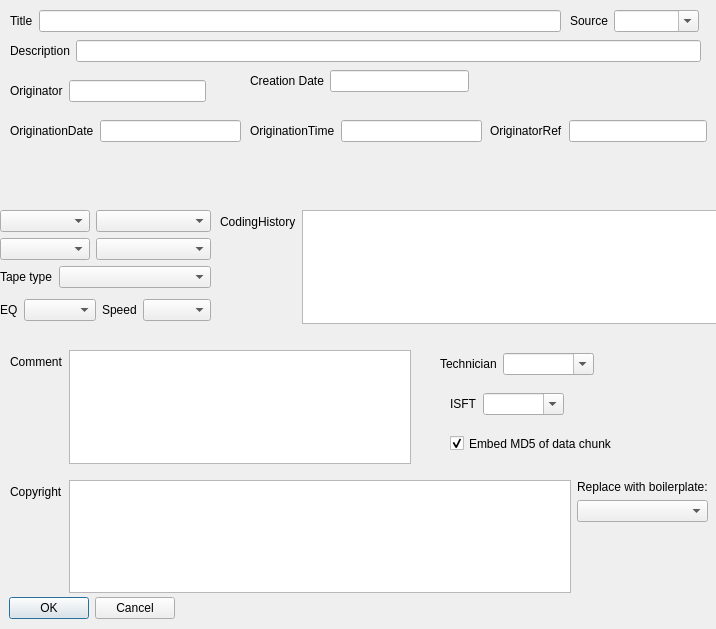
Before: the Qt Designer form main.ui in Ukrainian-History/autoBWF, drawn with Qt 5.
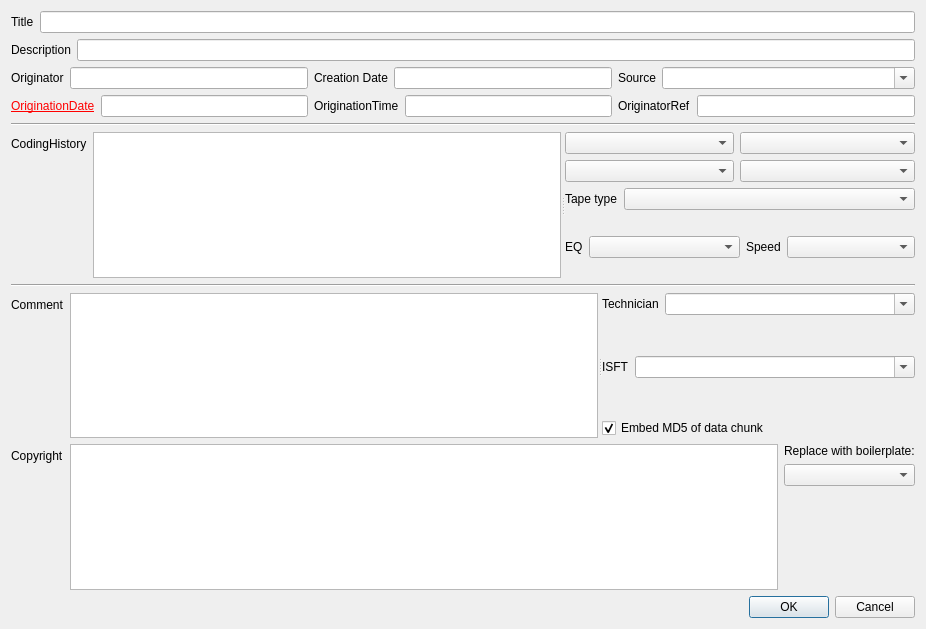
After: the same form once the commit is applied.

```diff
--- a/main.ui
+++ b/main.ui
@@ -6,137 +6,17 @@
    <rect>
     <x>0</x>
     <y>0</y>
-    <width>716</width>
+    <width>926</width>
     <height>629</height>
    </rect>
   </property>
   <property name="windowTitle">
    <string>autoBWF</string>
   </property>
-  <widget class="QDialogButtonBox" name="buttonBox">
-   <property name="geometry">
-    <rect>
-     <x>9</x>
-     <y>597</y>
-     <width>166</width>
-     <height>23</height>
-    </rect>
-   </property>
-   <property name="orientation">
-    <enum>Qt::Horizontal</enum>
-   </property>
-   <property name="standardButtons">
-    <set>QDialogButtonBox::Cancel|QDialogButtonBox::Ok</set>
-   </property>
-  </widget>
-  <widget class="QWidget" name="layoutWidget">
-   <property name="geometry">
-    <rect>
-     <x>450</x>
-     <y>393</y>
-     <width>114</width>
-     <height>25</height>
-    </rect>
-   </property>
-   <layout class="QFormLayout" name="formLayout_14">
-    <property name="fieldGrowthPolicy">
-     <enum>QFormLayout::ExpandingFieldsGrow</enum>
-    </property>
+  <layout class="QGridLayout" name="gridLayout_3">
     <item row="0" column="0">
-     <widget class="QLabel" name="label_15">
-      <property name="text">
-       <string>ISFT</string>
-      </property>
-     </widget>
-    </item>
-    <item row="0" column="1">
-     <widget class="QComboBox" name="isftSelect">
-      <property name="sizePolicy">
-       <sizepolicy hsizetype="Expanding" vsizetype="Fixed">
-        <horstretch>0</horstretch>
-        <verstretch>0</verstretch>
-       </sizepolicy>
-      </property>
-      <property name="editable">
-       <bool>true</bool>
-      </property>
-     </widget>
-    </item>
-   </layout>
-  </widget>
-  <widget class="QWidget" name="layoutWidget_2">
-   <property name="geometry">
-    <rect>
-     <x>250</x>
-     <y>70</y>
-     <width>219</width>
-     <height>27</height>
-    </rect>
-   </property>
-   <layout class="QHBoxLayout" name="horizontalLayout_12">
-    <item>
-     <layout class="QFormLayout" name="formLayout_15">
-      <property name="fieldGrowthPolicy">
-       <enum>QFormLayout::ExpandingFieldsGrow</enum>
-      </property>
-      <item row="0" column="1">
-       <widget class="QLineEdit" name="creationDateLine"/>
-      </item>
-      <item row="0" column="0">
-       <widget class="QLabel" name="label_16">
-        <property name="text">
-         <string>Creation Date</string>
-        </property>
-       </widget>
-      </item>
-     </layout>
-    </item>
-   </layout>
-  </widget>
-  <widget class="QWidget" name="layoutWidget_3">
-   <property name="geometry">
-    <rect>
-     <x>570</x>
-     <y>10</y>
-     <width>129</width>
-     <height>25</height>
-    </rect>
-   </property>
-   <layout class="QFormLayout" name="formLayout_17">
-    <property name="fieldGrowthPolicy">
-     <enum>QFormLayout::ExpandingFieldsGrow</enum>
-    </property>
-    <item row="0" column="0">
-     <widget class="QLabel" name="label_18">
-      <property name="text">
-       <string>Source</string>
-      </property>
-     </widget>
-    </item>
-    <item row="0" column="1">
-     <widget class="QComboBox" name="sourceSelect">
-      <property name="sizePolicy">
-       <sizepolicy hsizetype="Expanding" vsizetype="Fixed">
-        <horstretch>0</horstretch>
-        <verstretch>0</verstretch>
-       </sizepolicy>
-      </property>
-      <property name="editable">
-       <bool>true</bool>
-      </property>
-     </widget>
-    </item>
-   </layout>
-  </widget>
-  <widget class="QWidget" name="">
-   <property name="geometry">
-    <rect>
-     <x>10</x>
-     <y>10</y>
-     <width>551</width>
-     <height>27</height>
-    </rect>
-   </property>
+    <layout class="QGridLayout" name="gridLayout_2">
+     <item row="0" column="0" colspan="3">
    <layout class="QHBoxLayout" name="horizontalLayout_7">
     <item>
      <layout class="QFormLayout" name="formLayout_5">
@@ -156,16 +36,8 @@
      </layout>
     </item>
    </layout>
-  </widget>
-  <widget class="QWidget" name="">
-   <property name="geometry">
-    <rect>
-     <x>10</x>
-     <y>40</y>
-     <width>691</width>
-     <height>27</height>
-    </rect>
-   </property>
+     </item>
+     <item row="1" column="0" colspan="3">
    <layout class="QHBoxLayout" name="horizontalLayout">
     <item>
      <layout class="QFormLayout" name="formLayout_7">
@@ -185,16 +57,8 @@
      </layout>
     </item>
    </layout>
-  </widget>
-  <widget class="QWidget" name="">
-   <property name="geometry">
-    <rect>
-     <x>10</x>
-     <y>80</y>
-     <width>196</width>
-     <height>27</height>
-    </rect>
-   </property>
+     </item>
+     <item row="2" column="0">
    <layout class="QHBoxLayout" name="horizontalLayout_3">
     <item>
      <layout class="QFormLayout" name="formLayout">
@@ -214,16 +78,56 @@
      </layout>
     </item>
    </layout>
-  </widget>
-  <widget class="QWidget" name="">
-   <property name="geometry">
-    <rect>
-     <x>10</x>
-     <y>120</y>
-     <width>231</width>
-     <height>27</height>
-    </rect>
-   </property>
+     </item>
+     <item row="2" column="1">
+      <layout class="QHBoxLayout" name="horizontalLayout_12">
+       <item>
+        <layout class="QFormLayout" name="formLayout_15">
+         <property name="fieldGrowthPolicy">
+          <enum>QFormLayout::ExpandingFieldsGrow</enum>
+         </property>
+         <item row="0" column="1">
+          <widget class="QLineEdit" name="creationDateLine"/>
+         </item>
+         <item row="0" column="0">
+          <widget class="QLabel" name="label_16">
+           <property name="text">
+            <string>Creation Date</string>
+           </property>
+          </widget>
+         </item>
+        </layout>
+       </item>
+      </layout>
+     </item>
+     <item row="2" column="2">
+      <layout class="QFormLayout" name="formLayout_17">
+       <property name="fieldGrowthPolicy">
+        <enum>QFormLayout::ExpandingFieldsGrow</enum>
+       </property>
+       <item row="0" column="0">
+        <widget class="QLabel" name="label_18">
+         <property name="text">
+          <string>Source</string>
+         </property>
+        </widget>
+       </item>
+       <item row="0" column="1">
+        <widget class="QComboBox" name="sourceSelect">
+         <property name="sizePolicy">
+          <sizepolicy hsizetype="Expanding" vsizetype="Fixed">
+           <horstretch>0</horstretch>
+           <verstretch>0</verstretch>
+          </sizepolicy>
+         </property>
+         <property name="editable">
+          <bool>true</bool>
+         </property>
+        </widget>
+       </item>
+      </layout>
+     </item>
+     <item row="3" column="0">
    <layout class="QHBoxLayout" name="horizontalLayout_5">
     <item>
      <layout class="QFormLayout" name="formLayout_3">
@@ -236,23 +140,18 @@
       <item row="0" column="0">
        <widget class="QLabel" name="label_4">
         <property name="text">
-         <string>OriginationDate</string>
-        </property>
+            <string>&lt;a href=&quot;changed&quot; style=&quot;color: red;&quot;&gt;OriginationDate&lt;a&gt;</string>
+           </property>
+           <property name="textInteractionFlags">
+            <set>Qt::LinksAccessibleByMouse</set>
+           </property>
        </widget>
       </item>
      </layout>
     </item>
    </layout>
-  </widget>
-  <widget class="QWidget" name="">
-   <property name="geometry">
-    <rect>
-     <x>250</x>
-     <y>120</y>
-     <width>232</width>
-     <height>27</height>
-    </rect>
-   </property>
+     </item>
+     <item row="3" column="1">
    <layout class="QHBoxLayout" name="horizontalLayout_6">
     <item>
      <layout class="QFormLayout" name="formLayout_4">
@@ -272,16 +171,8 @@
      </layout>
     </item>
    </layout>
-  </widget>
-  <widget class="QWidget" name="">
-   <property name="geometry">
-    <rect>
-     <x>490</x>
-     <y>120</y>
-     <width>217</width>
-     <height>27</height>
-    </rect>
-   </property>
+     </item>
+     <item row="3" column="2">
    <layout class="QHBoxLayout" name="horizontalLayout_4">
     <item>
      <layout class="QFormLayout" name="formLayout_2">
@@ -301,16 +192,22 @@
      </layout>
     </item>
    </layout>
-  </widget>
-  <widget class="QWidget" name="">
-   <property name="geometry">
-    <rect>
-     <x>220</x>
-     <y>210</y>
-     <width>531</width>
-     <height>114</height>
-    </rect>
-   </property>
+     </item>
+    </layout>
+   </item>
+   <item row="1" column="0">
+    <widget class="Line" name="line">
+     <property name="orientation">
+      <enum>Qt::Horizontal</enum>
+     </property>
+    </widget>
+   </item>
+   <item row="2" column="0">
+    <widget class="QSplitter" name="splitter">
+     <property name="orientation">
+      <enum>Qt::Horizontal</enum>
+     </property>
+     <widget class="QWidget" name="layoutWidget">
    <layout class="QHBoxLayout" name="horizontalLayout_10">
     <item>
      <layout class="QFormLayout" name="formLayout_9">
@@ -331,15 +228,158 @@
     </item>
    </layout>
   </widget>
-  <widget class="QWidget" name="">
-   <property name="geometry">
-    <rect>
-     <x>10</x>
-     <y>350</y>
-     <width>401</width>
-     <height>114</height>
-    </rect>
-   </property>
+     <widget class="QWidget" name="layoutWidget">
+      <layout class="QGridLayout" name="gridLayout">
+       <item row="0" column="0">
+        <widget class="QComboBox" name="deckSelect">
+         <property name="sizePolicy">
+          <sizepolicy hsizetype="Expanding" vsizetype="Fixed">
+           <horstretch>0</horstretch>
+           <verstretch>0</verstretch>
+          </sizepolicy>
+         </property>
+         <property name="editable">
+          <bool>false</bool>
+         </property>
+        </widget>
+       </item>
+       <item row="0" column="1" colspan="2">
+        <widget class="QComboBox" name="softwareSelect">
+         <property name="sizePolicy">
+          <sizepolicy hsizetype="Expanding" vsizetype="Fixed">
+           <horstretch>0</horstretch>
+           <verstretch>0</verstretch>
+          </sizepolicy>
+         </property>
+         <property name="editable">
+          <bool>false</bool>
+         </property>
+        </widget>
+       </item>
+       <item row="1" column="0">
+        <widget class="QComboBox" name="adcSelect">
+         <property name="sizePolicy">
+          <sizepolicy hsizetype="Expanding" vsizetype="Fixed">
+           <horstretch>0</horstretch>
+           <verstretch>0</verstretch>
+          </sizepolicy>
+         </property>
+         <property name="editable">
+          <bool>false</bool>
+         </property>
+        </widget>
+       </item>
+       <item row="1" column="1" colspan="2">
+        <widget class="QComboBox" name="mediaSelect">
+         <property name="sizePolicy">
+          <sizepolicy hsizetype="Expanding" vsizetype="Fixed">
+           <horstretch>0</horstretch>
+           <verstretch>0</verstretch>
+          </sizepolicy>
+         </property>
+         <property name="editable">
+          <bool>false</bool>
+         </property>
+        </widget>
+       </item>
+       <item row="2" column="0" colspan="3">
+        <layout class="QFormLayout" name="formLayout_12">
+         <property name="fieldGrowthPolicy">
+          <enum>QFormLayout::ExpandingFieldsGrow</enum>
+         </property>
+         <item row="0" column="0">
+          <widget class="QLabel" name="label_13">
+           <property name="text">
+            <string>Tape type</string>
+           </property>
+          </widget>
+         </item>
+         <item row="0" column="1">
+          <widget class="QComboBox" name="typeSelect">
+           <property name="sizePolicy">
+            <sizepolicy hsizetype="Expanding" vsizetype="Fixed">
+             <horstretch>0</horstretch>
+             <verstretch>0</verstretch>
+            </sizepolicy>
+           </property>
+           <property name="editable">
+            <bool>false</bool>
+           </property>
+          </widget>
+         </item>
+        </layout>
+       </item>
+       <item row="3" column="0" colspan="2">
+        <layout class="QFormLayout" name="formLayout_11">
+         <property name="fieldGrowthPolicy">
+          <enum>QFormLayout::ExpandingFieldsGrow</enum>
+         </property>
+         <item row="0" column="0">
+          <widget class="QLabel" name="label_12">
+           <property name="text">
+            <string>EQ</string>
+           </property>
+          </widget>
+         </item>
+         <item row="0" column="1">
+          <widget class="QComboBox" name="eqSelect">
+           <property name="sizePolicy">
+            <sizepolicy hsizetype="Expanding" vsizetype="Fixed">
+             <horstretch>0</horstretch>
+             <verstretch>0</verstretch>
+            </sizepolicy>
+           </property>
+           <property name="editable">
+            <bool>false</bool>
+           </property>
+          </widget>
+         </item>
+        </layout>
+       </item>
+       <item row="3" column="2">
+        <layout class="QFormLayout" name="formLayout_10">
+         <property name="fieldGrowthPolicy">
+          <enum>QFormLayout::ExpandingFieldsGrow</enum>
+         </property>
+         <item row="0" column="0">
+          <widget class="QLabel" name="label_7">
+           <property name="text">
+            <string>Speed</string>
+           </property>
+          </widget>
+         </item>
+         <item row="0" column="1">
+          <widget class="QComboBox" name="speedSelect">
+           <property name="sizePolicy">
+            <sizepolicy hsizetype="Expanding" vsizetype="Fixed">
+             <horstretch>0</horstretch>
+             <verstretch>0</verstretch>
+            </sizepolicy>
+           </property>
+           <property name="editable">
+            <bool>false</bool>
+           </property>
+          </widget>
+         </item>
+        </layout>
+       </item>
+      </layout>
+     </widget>
+    </widget>
+   </item>
+   <item row="3" column="0">
+    <widget class="Line" name="line_2">
+     <property name="orientation">
+      <enum>Qt::Horizontal</enum>
+     </property>
+    </widget>
+   </item>
+   <item row="4" column="0">
+    <widget class="QSplitter" name="splitter_2">
+     <property name="orientation">
+      <enum>Qt::Horizontal</enum>
+     </property>
+     <widget class="QWidget" name="layoutWidget">
    <layout class="QHBoxLayout" name="horizontalLayout_11">
     <item>
      <layout class="QFormLayout" name="formLayout_13">
@@ -361,14 +401,8 @@
    </layout>
   </widget>
   <widget class="QWidget" name="">
-   <property name="geometry">
-    <rect>
-     <x>440</x>
-     <y>353</y>
-     <width>154</width>
-     <height>27</height>
-    </rect>
-   </property>
+      <layout class="QVBoxLayout" name="verticalLayout_2">
+       <item>
    <layout class="QHBoxLayout" name="horizontalLayout_8">
     <item>
      <layout class="QFormLayout" name="formLayout_6">
@@ -398,16 +432,36 @@
      </layout>
     </item>
    </layout>
-  </widget>
+       </item>
+       <item>
+        <layout class="QFormLayout" name="formLayout_14">
+         <property name="fieldGrowthPolicy">
+          <enum>QFormLayout::ExpandingFieldsGrow</enum>
+         </property>
+         <item row="0" column="0">
+          <widget class="QLabel" name="label_15">
+           <property name="text">
+            <string>ISFT</string>
+           </property>
+          </widget>
+         </item>
+         <item row="0" column="1">
+          <widget class="QComboBox" name="isftSelect">
+           <property name="sizePolicy">
+            <sizepolicy hsizetype="Expanding" vsizetype="Fixed">
+             <horstretch>0</horstretch>
+             <verstretch>0</verstretch>
+            </sizepolicy>
+           </property>
+           <property name="editable">
+            <bool>true</bool>
+           </property>
+          </widget>
+         </item>
+        </layout>
+       </item>
+       <item>
   <widget class="QCheckBox" name="md5Check">
-   <property name="geometry">
-    <rect>
-     <x>450</x>
-     <y>433</y>
-     <width>185</width>
-     <height>21</height>
-    </rect>
-   </property>
    <property name="text">
     <string>Embed MD5 of data chunk</string>
    </property>
@@ -415,15 +469,12 @@
     <bool>true</bool>
    </property>
   </widget>
-  <widget class="QWidget" name="">
-   <property name="geometry">
-    <rect>
-     <x>10</x>
-     <y>480</y>
-     <width>698</width>
-     <height>113</height>
-    </rect>
-   </property>
+       </item>
+      </layout>
+     </widget>
+    </widget>
+   </item>
+   <item row="5" column="0">
    <layout class="QHBoxLayout" name="horizontalLayout_9">
     <item>
      <layout class="QFormLayout" name="formLayout_8">
@@ -470,152 +521,29 @@
      </layout>
     </item>
    </layout>
-  </widget>
-  <widget class="QWidget" name="">
-   <property name="geometry">
-    <rect>
-     <x>0</x>
-     <y>210</y>
-     <width>211</width>
-     <height>116</height>
-    </rect>
-   </property>
-   <layout class="QGridLayout" name="gridLayout">
-    <item row="0" column="0">
-     <widget class="QComboBox" name="deckSelect">
-      <property name="sizePolicy">
-       <sizepolicy hsizetype="Expanding" vsizetype="Fixed">
-        <horstretch>0</horstretch>
-        <verstretch>0</verstretch>
-       </sizepolicy>
-      </property>
-      <property name="editable">
-       <bool>false</bool>
-      </property>
-     </widget>
-    </item>
-    <item row="0" column="1" colspan="2">
-     <widget class="QComboBox" name="softwareSelect">
-      <property name="sizePolicy">
-       <sizepolicy hsizetype="Expanding" vsizetype="Fixed">
-        <horstretch>0</horstretch>
-        <verstretch>0</verstretch>
-       </sizepolicy>
-      </property>
-      <property name="editable">
-       <bool>false</bool>
+   </item>
+   <item row="6" column="0">
+    <widget class="QDialogButtonBox" name="buttonBox">
+     <property name="orientation">
+      <enum>Qt::Horizontal</enum>
+     </property>
+     <property name="standardButtons">
+      <set>QDialogButtonBox::Cancel|QDialogButtonBox::Ok</set>
       </property>
      </widget>
     </item>
-    <item row="1" column="0">
-     <widget class="QComboBox" name="adcSelect">
-      <property name="sizePolicy">
-       <sizepolicy hsizetype="Expanding" vsizetype="Fixed">
-        <horstretch>0</horstretch>
-        <verstretch>0</verstretch>
-       </sizepolicy>
-      </property>
-      <property name="editable">
-       <bool>false</bool>
-      </property>
-     </widget>
-    </item>
-    <item row="1" column="1" colspan="2">
-     <widget class="QComboBox" name="mediaSelect">
-      <property name="sizePolicy">
-       <sizepolicy hsizetype="Expanding" vsizetype="Fixed">
-        <horstretch>0</horstretch>
-        <verstretch>0</verstretch>
-       </sizepolicy>
-      </property>
-      <property name="editable">
-       <bool>false</bool>
-      </property>
-     </widget>
-    </item>
-    <item row="2" column="0" colspan="3">
-     <layout class="QFormLayout" name="formLayout_12">
-      <property name="fieldGrowthPolicy">
-       <enum>QFormLayout::ExpandingFieldsGrow</enum>
-      </property>
-      <item row="0" column="0">
-       <widget class="QLabel" name="label_13">
-        <property name="text">
-         <string>Tape type</string>
-        </property>
-       </widget>
-      </item>
-      <item row="0" column="1">
-       <widget class="QComboBox" name="typeSelect">
-        <property name="sizePolicy">
-         <sizepolicy hsizetype="Expanding" vsizetype="Fixed">
-          <horstretch>0</horstretch>
-          <verstretch>0</verstretch>
-         </sizepolicy>
-        </property>
-        <property name="editable">
-         <bool>false</bool>
-        </property>
-       </widget>
-      </item>
-     </layout>
-    </item>
-    <item row="3" column="0" colspan="2">
-     <layout class="QFormLayout" name="formLayout_11">
-      <property name="fieldGrowthPolicy">
-       <enum>QFormLayout::ExpandingFieldsGrow</enum>
-      </property>
-      <item row="0" column="0">
-       <widget class="QLabel" name="label_12">
-        <property name="text">
-         <string>EQ</string>
-        </property>
-       </widget>
-      </item>
-      <item row="0" column="1">
-       <widget class="QComboBox" name="eqSelect">
-        <property name="sizePolicy">
-         <sizepolicy hsizetype="Expanding" vsizetype="Fixed">
-          <horstretch>0</horstretch>
-          <verstretch>0</verstretch>
-         </sizepolicy>
-        </property>
-        <property name="editable">
-         <bool>false</bool>
-        </property>
-       </widget>
-      </item>
-     </layout>
-    </item>
-    <item row="3" column="2">
-     <layout class="QFormLayout" name="formLayout_10">
-      <property name="fieldGrowthPolicy">
-       <enum>QFormLayout::ExpandingFieldsGrow</enum>
-      </property>
-      <item row="0" column="0">
-       <widget class="QLabel" name="label_7">
-        <property name="text">
-         <string>Speed</string>
-        </property>
-       </widget>
-      </item>
-      <item row="0" column="1">
-       <widget class="QComboBox" name="speedSelect">
-        <property name="sizePolicy">
-         <sizepolicy hsizetype="Expanding" vsizetype="Fixed">
-          <horstretch>0</horstretch>
-          <verstretch>0</verstretch>
-         </sizepolicy>
-        </property>
-        <property name="editable">
-         <bool>false</bool>
-        </property>
-       </widget>
-      </item>
-     </layout>
-    </item>
-   </layout>
-  </widget>
+  </layout>
+  <zorder>layoutWidget</zorder>
+  <zorder>layoutWidget</zorder>
+  <zorder>layoutWidget</zorder>
+  <zorder>layoutWidget</zorder>
+  <zorder>layoutWidget</zorder>
+  <zorder>layoutWidget</zorder>
+  <zorder>layoutWidget</zorder>
+  <zorder>layoutWidget</zorder>
+  <zorder>md5Check</zorder>
+  <zorder>layoutWidget</zorder>
+  <zorder>layoutWidget</zorder>
   <zorder>buttonBox</zorder>
   <zorder>layoutWidget</zorder>
   <zorder>layoutWidget_2</zorder>
```
Left out of the diff: 4 changed lines with no effect on the pictures. Lines whose indentation alone changed are shown as unchanged.
